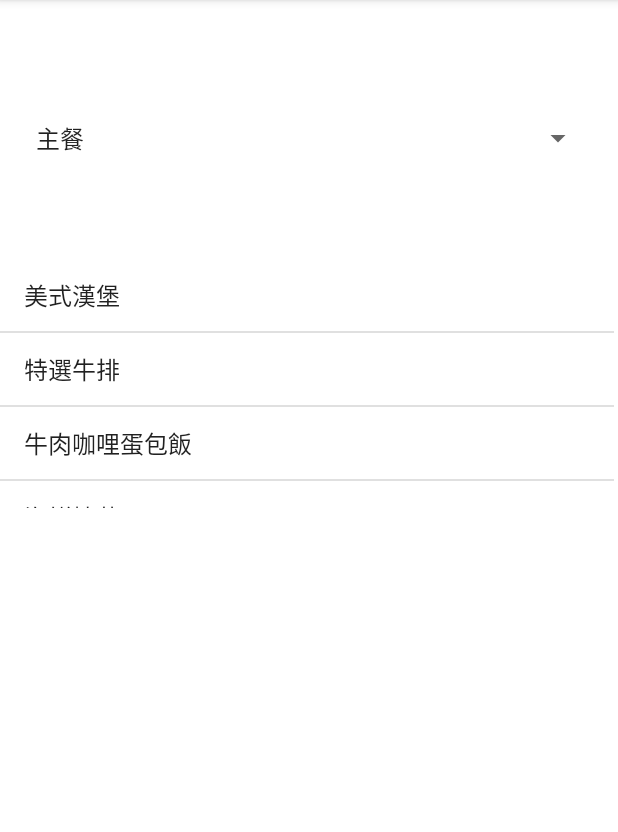
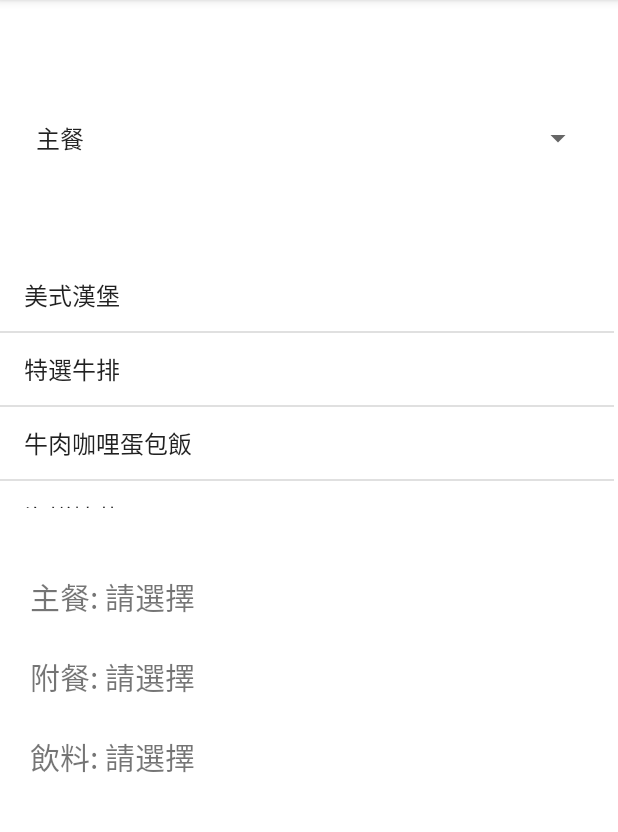
Before and after one commit to A111221030/112AndroidHW, an Android app: the screen it shows after launch (MainActivity), in the options menu, after a tap on "菜單取消", on a phone screen of 412 x 824 dp, the part 84-916 px from its top. Run offline under Robolectric (Android 15) with nearby library versions, the phone set to English and light mode, and no system bars.

Commit message:
2024-05-22

```diff
--- a/Menu_hw/app/src/main/java/com/example/Menu_hw/MainActivity.java
+++ b/Menu_hw/app/src/main/java/com/example/Menu_hw/MainActivity.java
@@ -73,7 +73,7 @@ public class MainActivity extends AppCompatActivity {
         int id = item.getItemId();
         if (id == R.id.ToClear) {
             // 如果需要处理“菜單選擇”项的点击事件
-            txtMenu.setText("");
+            txtMenu.setText("主餐: 請選擇\n\n附餐: 請選擇\n\n飲料: 請選擇");
             return true;
         } else if (id == R.id.ToSend) {
             // 获取TextView的内容并启动新的Activity
--- a/Menu_hw/build.gradle.kts
+++ b/Menu_hw/build.gradle.kts
@@ -1,4 +1,4 @@
 // Top-level build file where you can add configuration options common to all sub-projects/modules.
 plugins {
-    id("com.android.application") version "7.3.1" apply false
+    id("com.android.application") version "8.2.1" apply false
 }
```
